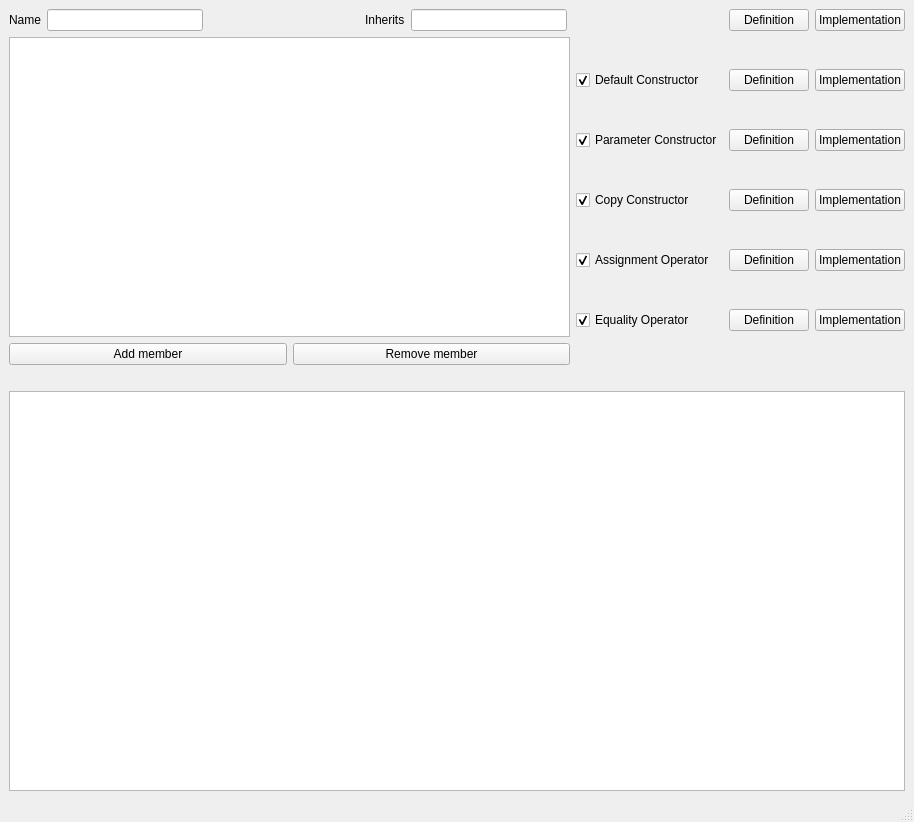
Above: class_maker.ui from odjuvsla/class_maker before the change. Below: the same form after it.
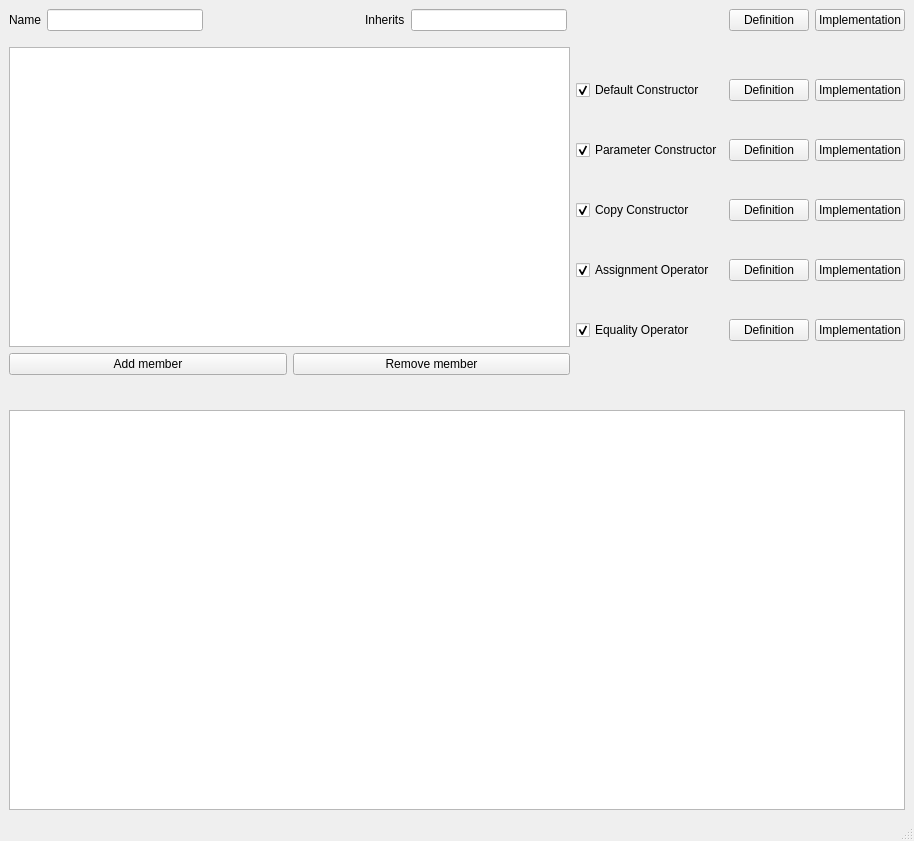
That is the form after the change.

Commit message: - all constructors/operators implemented!

Patch:
```diff
--- a/class_maker.ui
+++ b/class_maker.ui
@@ -10,7 +10,7 @@
     <x>0</x>
     <y>0</y>
     <width>909</width>
-    <height>815</height>
+    <height>841</height>
    </rect>
   </property>
   <property name="windowTitle">
```
Left out of the diff: 24 changed lines with no effect on the pictures. The commit also changes 2 other files.
